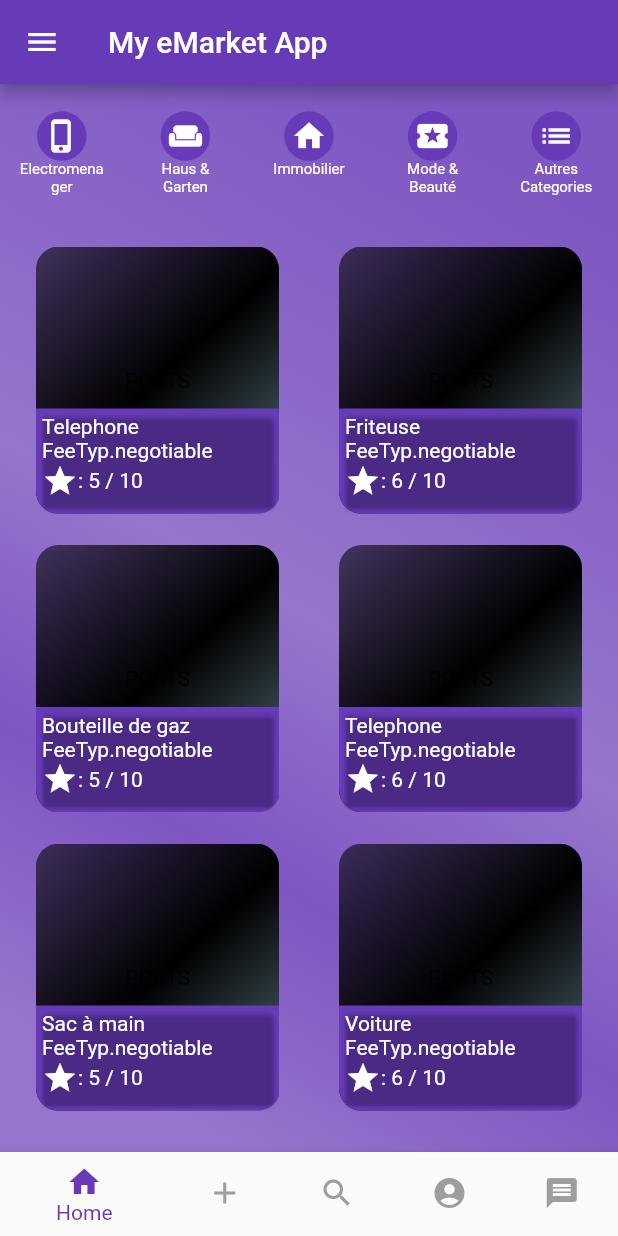
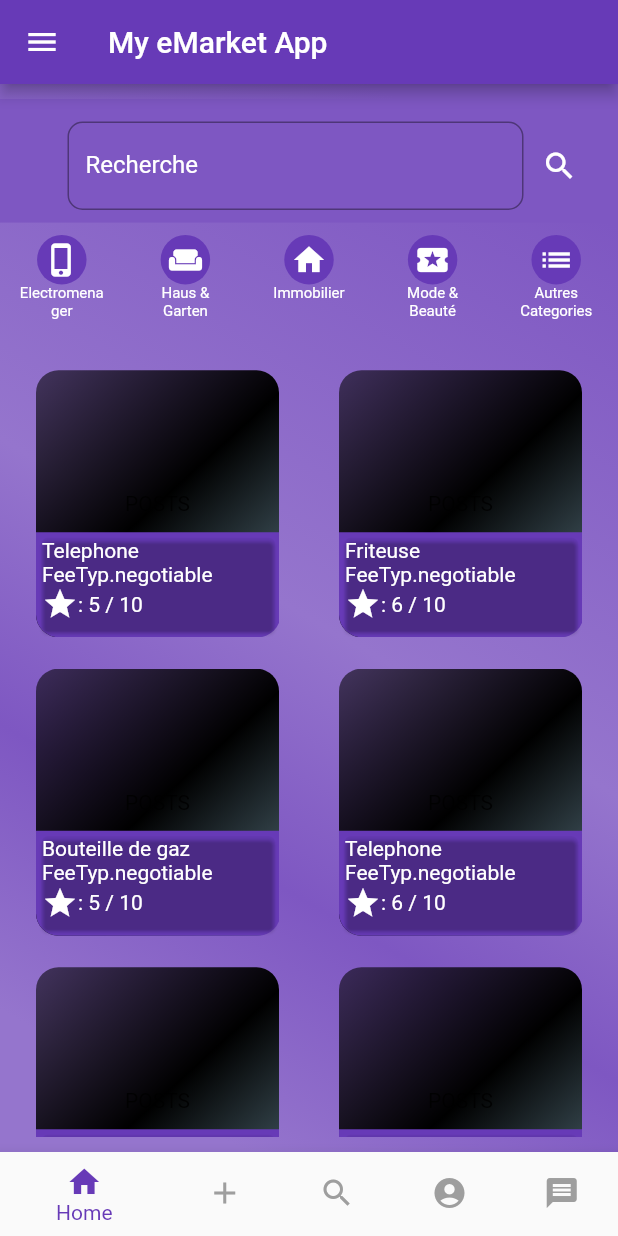
Before and after one commit to DuclosNgassa/eMarket_app, a Flutter app: the screen it shows after launch, on a phone screen of 412 x 824 dp. Run offline on Flutter 3.47's test engine with Material 2 defaults, Android fonts, the phone set to English and light mode, and no system bars; network calls fail.

Commit message:
Home-Page with search option

```diff
--- a/lib/pages/home/home_page.dart
+++ b/lib/pages/home/home_page.dart
@@ -6,10 +6,264 @@ import '../../model/feetyp.dart';
 import '../../component/home_card.dart';
 import '../../component/custom_linear_gradient.dart';
 
-class HomePage extends StatelessWidget {
+class HomePage extends StatefulWidget {
   final String pageTitle;
 
   HomePage(this.pageTitle);
+
+  @override
+  _HomePageState createState() => new _HomePageState();
+}
+
+class _HomePageState extends State<HomePage> {
+  final globalKey = new GlobalKey<ScaffoldState>();
+  final TextEditingController _controller = new TextEditingController();
+  bool _isSearching;
+  String _searchText = "";
+  List<Post> searchResult = new List();
+
+  _HomePageState() {
+    _controller.addListener(() {
+      if (_controller.text.isEmpty) {
+        setState(() {
+          _isSearching = false;
+          _searchText = "";
+        });
+      } else {
+        setState(() {
+          _isSearching = true;
+          _searchText = _controller.text;
+        });
+      }
+    });
+  }
+
+  @override
+  Widget build(BuildContext context) {
+    var size = MediaQuery.of(context).size;
+
+    /*24 is for notification bar on Android*/
+    final double itemHeight = (size.height - kToolbarHeight - 24) / 2;
+    final double itemWidth = size.width / 2;
+
+    return Scaffold(
+      //key: _scaffoldKey,
+      body: CustomLinearGradient(
+        myChild: new SafeArea(
+          top: false,
+          bottom: false,
+          child: Padding(
+            padding: EdgeInsets.symmetric(vertical: 10.0),
+            child: CustomScrollView(
+              slivers: <Widget>[
+                SliverAppBar(
+                  //title: Text('Test'),
+                  backgroundColor: Colors.deepPurple[400],
+                  expandedHeight: size.height / 2 * 0.2,
+                  floating: true,
+                  snap: false,
+                  pinned: true,
+                  flexibleSpace: FlexibleSpaceBar(
+                    //title: Text("Search Page"),
+                    background: Padding(
+                      padding: const EdgeInsets.all(15.0),
+                      child: Column(
+                        children: <Widget>[
+                          Padding(
+                            padding: const EdgeInsets.only(left: 30.0),
+                            child: Row(
+                              children: <Widget>[
+                                new Expanded(
+                                  child: TextField(
+                                    decoration: const InputDecoration(
+                                      fillColor: Colors.white,
+                                      border: OutlineInputBorder(
+                                        borderRadius: BorderRadius.all(
+                                            Radius.circular(10.0)),
+                                      ),
+                                      hintText: 'Entrer votre recherche',
+                                      labelText: 'Recherche',
+                                      labelStyle:
+                                          TextStyle(color: Colors.white),
+                                    ),
+                                    onChanged: searchOperation,
+                                    controller: _controller,
+                                    //controller: _controller,
+                                  ),
+                                ),
+                                IconButton(
+                                  icon: Icon(
+                                    Icons.search,
+                                    color: Colors.white,
+                                  ),
+                                  tooltip: 'rechercher',
+                                  onPressed: (() {
+                                    setState(() {
+                                      _handleSearchStart();
+                                    });
+                                    print('Recherche en cours...');
+                                    //_chooseDate(context, _controller.text);
+                                  }),
+                                )
+                              ],
+                            ),
+                          ),
+                        ],
+                      ),
+                    ),
+                  ),
+                ),
+                SliverGrid(
+                  gridDelegate: SliverGridDelegateWithFixedCrossAxisCount(
+                    crossAxisCount: 1,
+                    childAspectRatio: 5,
+                  ),
+                  delegate:
+                      SliverChildListDelegate([_buildCategorieGridView()]),
+                ),
+                SliverGrid(
+                  gridDelegate: SliverGridDelegateWithFixedCrossAxisCount(
+                    crossAxisCount: 1,
+                    childAspectRatio: (itemWidth / itemHeight),
+                  ),
+                  delegate: SliverChildListDelegate(
+                    [
+                      _buildGridView(),
+                    ],
+                  ),
+                ),
+              ],
+            ),
+          ),
+        ),
+      ),
+    );
+  }
+
+  GridView _buildGridView() {
+    if(searchResult.length != 0 || _controller.text.isNotEmpty){
+      return GridView.count(
+        crossAxisCount: 2,
+        shrinkWrap: true,
+        physics: ClampingScrollPhysics(),
+        padding: EdgeInsets.all(8.0),
+        crossAxisSpacing: 8.0,
+        mainAxisSpacing: 5.0,
+        children: searchResult
+            .map(
+              (data) => HomeCard(data),
+        )
+            .toList(),
+      );
+    }
+    return GridView.count(
+      crossAxisCount: 2,
+      shrinkWrap: true,
+      physics: ClampingScrollPhysics(),
+      padding: EdgeInsets.all(8.0),
+      crossAxisSpacing: 8.0,
+      mainAxisSpacing: 5.0,
+      children: postList
+          .map(
+            (data) => HomeCard(data),
+          )
+          .toList(),
+    );
+  }
+
+  Widget _buildCategorieGridView() {
+    TextStyle _myTextStyle = TextStyle(
+      color: Colors.white,
+      fontSize: 10,
+    );
+    return GridView.count(
+      shrinkWrap: true,
+      physics: ClampingScrollPhysics(),
+      crossAxisCount: 1,
+      scrollDirection: Axis.horizontal,
+      children: <Widget>[
+        CustomCategorieButton(
+          width: 50,
+          height: 33,
+          fillColor: Colors.deepPurple,
+          icon: Icons.phone_iphone,
+          splashColor: Colors.white,
+          iconColor: Colors.white,
+          text: 'Electromenager',
+          textStyle: _myTextStyle,
+          onPressed: null,
+        ),
+        CustomCategorieButton(
+          width: 50,
+          height: 33,
+          fillColor: Colors.deepPurple,
+          icon: Icons.weekend,
+          splashColor: Colors.white,
+          iconColor: Colors.white,
+          text: 'Haus & Garten',
+          textStyle: _myTextStyle,
+          onPressed: null,
+        ),
+        CustomCategorieButton(
+          width: 50,
+          height: 33,
+          fillColor: Colors.deepPurple,
+          icon: Icons.home,
+          splashColor: Colors.white,
+          iconColor: Colors.white,
+          text: 'Immobilier',
+          textStyle: _myTextStyle,
+          onPressed: null,
+        ),
+        CustomCategorieButton(
+          width: 50,
+          height: 33,
+          fillColor: Colors.deepPurple,
+          icon: Icons.local_play,
+          splashColor: Colors.white,
+          iconColor: Colors.white,
+          text: 'Mode & Beauté',
+          textStyle: _myTextStyle,
+          onPressed: null,
+        ),
+        CustomCategorieButton(
+          width: 50,
+          height: 33,
+          fillColor: Colors.deepPurple,
+          icon: Icons.list,
+          splashColor: Colors.white,
+          iconColor: Colors.white,
+          text: 'Autres Categories',
+          textStyle: _myTextStyle,
+          onPressed: null,
+        ),
+      ],
+    );
+  }
+
+  void _handleSearchStart() {
+    setState(() {
+      _isSearching = true;
+    });
+  }
+
+  @override
+  void initState() {
+    super.initState();
+    _isSearching = false;
+  }
+
+  void searchOperation(String searchText) {
+    searchResult.clear();
+    if (_isSearching != null) {
+      for (int i = 0; i < postList.length; i++) {
+        Post data = postList[i];
+        if (data.title.toLowerCase().contains(searchText.toLowerCase())) {
+          searchResult.add(data);
+        }
+      }
+    }
+  }
 
   static List<Post> postList = []
     ..add(Post(
@@ -149,130 +403,4 @@ class HomePage extends StatelessWidget {
     ..add(Post('Trouce mecanique', new DateTime(2012, 9, 7, 17, 30), '002376767677', 'ndanjid@yahoo.fr', 'Electromenager', PostTyp.offer, 'description Trouce mecanique', 30000, FeeTyp.negotiable, 'Yaounde', 'Madagascar', 5))
     ..add(Post('Vélo', new DateTime(2013, 9, 7, 17, 30), '002376767677', 'ndanjid@yahoo.fr', 'Electromenager', PostTyp.offer, 'description Vélo', 250000, FeeTyp.negotiable, 'Ngaoundal', 'Gare', 6));
 
-  @override
-  Widget build(BuildContext context) {
-    var size = MediaQuery.of(context).size;
-
-    /*24 is for notification bar on Android*/
-    final double itemHeight = (size.height - kToolbarHeight - 24) / 2;
-    final double itemWidth = size.width / 2;
-
-    return Scaffold(
-      //key: _scaffoldKey,
-      body: CustomLinearGradient(
-        myChild: new SafeArea(
-          top: false,
-          bottom: false,
-          child: Padding(
-            padding: EdgeInsets.symmetric(vertical: 10.0),
-            child: CustomScrollView(
-              slivers: <Widget>[
-                SliverGrid(
-                  gridDelegate: SliverGridDelegateWithFixedCrossAxisCount(
-                    crossAxisCount: 1,
-                    childAspectRatio: 5,
-                  ),
-                  delegate:
-                      SliverChildListDelegate([_buildCategorieGridView()]),
-                ),
-
-                SliverGrid(
-                  gridDelegate: SliverGridDelegateWithFixedCrossAxisCount(
-                    crossAxisCount: 1,
-                    childAspectRatio: (itemWidth / itemHeight),
-                  ),
-                  delegate: SliverChildListDelegate(
-                    [_buildGridView()],
-                  ),
-                ),
-              ],
-            ),
-          ),
-        ),
-      ),
-    );
-  }
-
-  GridView _buildGridView() {
-    return GridView.count(
-      crossAxisCount: 2,
-      shrinkWrap: true,
-      physics: ClampingScrollPhysics(),
-      padding: EdgeInsets.all(8.0),
-      crossAxisSpacing: 8.0,
-      mainAxisSpacing: 5.0,
-      children: postList
-          .map(
-            (data) => HomeCard(data),
-          )
-          .toList(),
-    );
-  }
-
-  Widget _buildCategorieGridView() {
-    TextStyle _myTextStyle = TextStyle(color: Colors.white, fontSize: 10,);
-    return GridView.count(
-      shrinkWrap: true,
-      physics: ClampingScrollPhysics(),
-      crossAxisCount: 1,
-      scrollDirection: Axis.horizontal,
-      children: <Widget>[
-        CustomCategorieButton(
-          width: 50,
-          height: 33,
-          fillColor: Colors.deepPurple,
-          icon: Icons.phone_iphone,
-          splashColor: Colors.white,
-          iconColor: Colors.white,
-          text: 'Electromenager',
-          textStyle: _myTextStyle,
-          onPressed: null,
-        ),
-        CustomCategorieButton(
-          width: 50,
-          height: 33,
-          fillColor: Colors.deepPurple,
-          icon: Icons.weekend,
-          splashColor: Colors.white,
-          iconColor: Colors.white,
-          text: 'Haus & Garten',
-          textStyle: _myTextStyle,
-          onPressed: null,
-        ),
-        CustomCategorieButton(
-          width: 50,
-          height: 33,
-          fillColor: Colors.deepPurple,
-          icon: Icons.home,
-          splashColor: Colors.white,
-          iconColor: Colors.white,
-          text: 'Immobilier',
-          textStyle: _myTextStyle,
-          onPressed: null,
-        ),
-        CustomCategorieButton(
-          width: 50,
-          height: 33,
-          fillColor: Colors.deepPurple,
-          icon: Icons.local_play,
-          splashColor: Colors.white,
-          iconColor: Colors.white,
-          text: 'Mode & Beauté',
-          textStyle: _myTextStyle,
-          onPressed: null,
-        ),
-        CustomCategorieButton(
-          width: 50,
-          height: 33,
-          fillColor: Colors.deepPurple,
-          icon: Icons.list,
-          splashColor: Colors.white,
-          iconColor: Colors.white,
-          text: 'Autres Categories',
-          textStyle: _myTextStyle,
-          onPressed: null,
-        ),
-      ],
-    );
-  }
 }
--- a/lib/pages/search/search_page.dart
+++ b/lib/pages/search/search_page.dart
@@ -76,7 +76,7 @@ class SearchPageState extends State<SearchPage> {
                       ),
                     ),
                     Padding(
-                      padding: const EdgeInsets.symmetric(horizontal: 8.0),
+                      padding: const EdgeInsets.symmetric(vertical: 8.0),
                       child: Wrap(
                         direction: Axis.horizontal,
                         spacing: 4,
@@ -133,6 +133,7 @@ class SearchPageState extends State<SearchPage> {
   Widget _buildList(BuildContext context) {
     return ListView.builder(
       scrollDirection: Axis.vertical,
+      physics: ScrollPhysics(),
       shrinkWrap: true,
       itemBuilder: (context, index) {
         return PostCard(widget.postList[index]);
```
